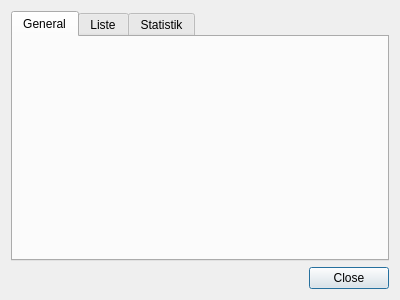
First picture: the form in src/ui/searchinfodialog.ui, repository metaxy/openBibleViewer, before the edit.
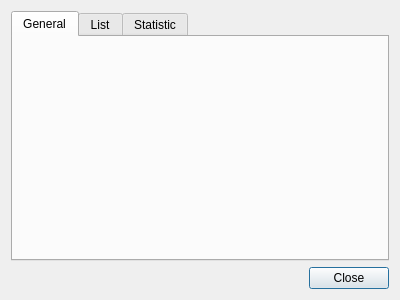
Second picture: the form after the edit. The open tabs and pages were chosen to show the change. Icons and pictures are not drawn.

The edit to the form file:
```diff
--- a/src/ui/searchinfodialog.ui
+++ b/src/ui/searchinfodialog.ui
@@ -52,7 +52,7 @@
      </widget>
      <widget class="QWidget" name="tab_3">
       <attribute name="title">
-       <string>Liste</string>
+       <string>List</string>
       </attribute>
       <layout class="QVBoxLayout" name="verticalLayout">
        <item>
@@ -62,7 +62,7 @@
      </widget>
      <widget class="QWidget" name="tab_2">
       <attribute name="title">
-       <string>Statistik</string>
+       <string>Statistic</string>
       </attribute>
       <layout class="QHBoxLayout" name="horizontalLayout_2">
        <item>
```
Left out of the diff: 10 changed lines with no effect on the pictures.
